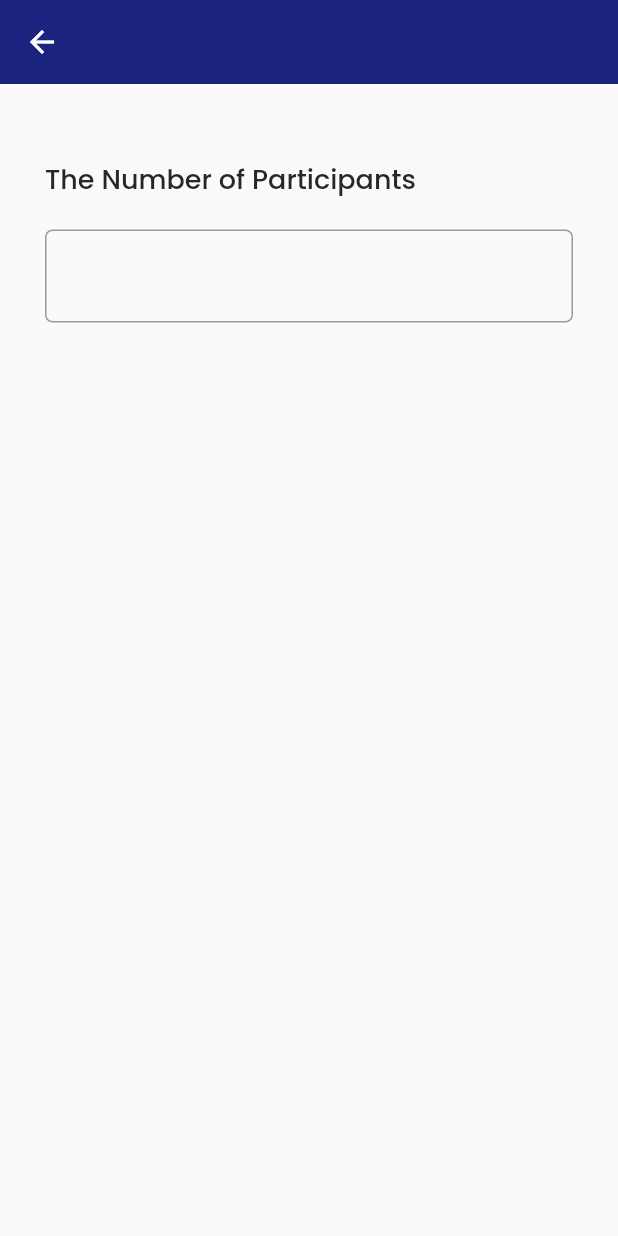
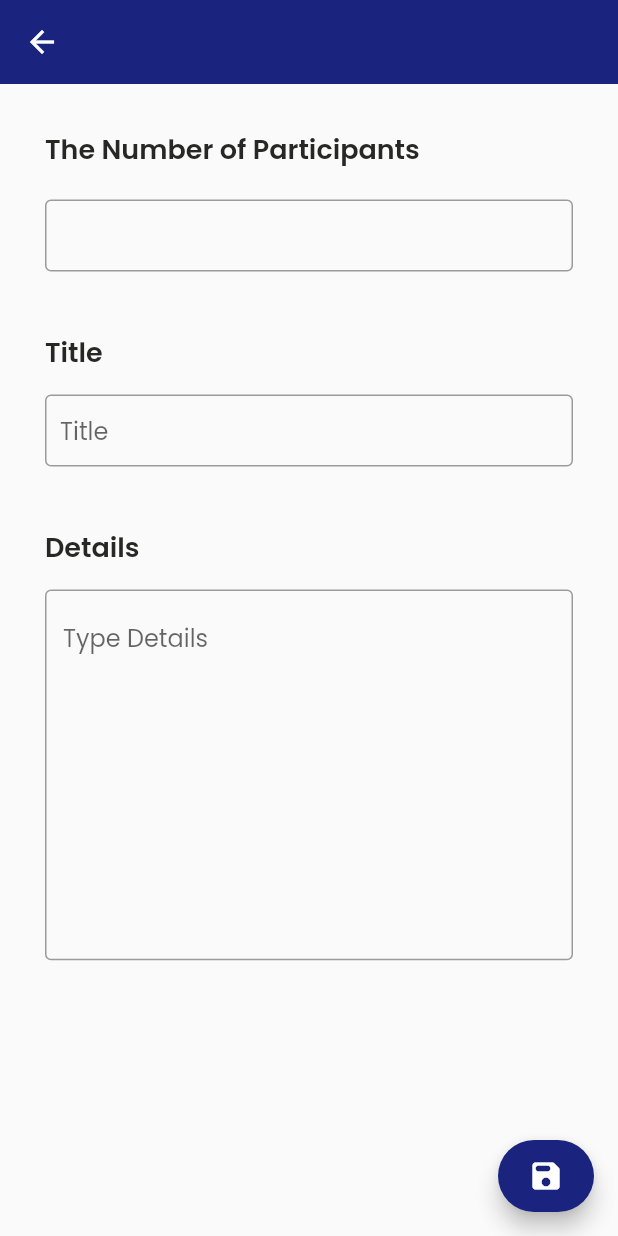
Before and after one commit to wassi10/Record-keepers, a Flutter app: the CreateASurvey screen opened directly, on a phone screen of 412 x 824 dp. Run offline on Flutter 3.47's test engine with Material 2 defaults, Android fonts, the phone set to English and light mode, and no system bars; our stand-ins replace cloud_firestore, firebase_auth, firebase_core, google_sign_in; accounts and stored records are empty.

Commit message:
Survey duration, add survey and create question file edited

```diff
--- a/lib/pages/add_survey.dart
+++ b/lib/pages/add_survey.dart
@@ -1,6 +1,9 @@
 
+import 'package:cloud_firestore/cloud_firestore.dart';
+import 'package:firebase_auth/firebase_auth.dart';
 import 'package:flutter/cupertino.dart';
 import 'package:flutter/material.dart';
+import 'package:flutter_new/pages/survey_duration.dart';
 import 'package:flutter_new/theme.dart';
 
 class CreateASurvey extends StatefulWidget {
@@ -10,6 +13,13 @@ class CreateASurvey extends StatefulWidget {
 }
 
 class _CreateASurveyState extends State<CreateASurvey> {
+
+
+  late String number; // number of participants
+  late String title;
+  late String details;
+
+
   @override
   Widget build(BuildContext context) {
     return SafeArea(
@@ -22,14 +32,17 @@ class _CreateASurveyState extends State<CreateASurvey> {
 
         body: Padding(
           padding: defaultPadding,
+
+          child: SingleChildScrollView(
             child: Column(
               crossAxisAlignment: CrossAxisAlignment.start,
               children: [
                 SizedBox(
-                  height: 50,),
+                  height: 30,),
+
                 Text('The Number of Participants',
-                    style: TextStyle(fontSize: 18,fontFamily: 'poppins',
-                        fontWeight: FontWeight.w500, color: blackColor)),
+                    style: TextStyle(fontSize: 18, fontFamily: 'poppins',
+                        fontWeight: FontWeight.w600, color: blackColor)),
 
                 SizedBox(
                   height: 20,
@@ -37,23 +50,111 @@ class _CreateASurveyState extends State<CreateASurvey> {
 
                 TextField(
                   decoration: InputDecoration(
-                      border: OutlineInputBorder(
-                       borderRadius: BorderRadius.circular(5),
+                    border: OutlineInputBorder(),
+                    contentPadding: EdgeInsets.all(10),
                   ),
+                  onChanged: (_val) {
+                    number = _val;
+                  },
+                ),
+
+                SizedBox(
+                  height: 40,
+                ),
+
+                Text('Title',
+                    style: TextStyle(fontSize: 18, fontFamily: 'poppins',
+                        fontWeight: FontWeight.w600, color: blackColor)),
+
+                SizedBox(
+                  height: 15,
+                ),
+
+                TextField(
+                  decoration: InputDecoration(
+                    border: OutlineInputBorder(),
+                    hintText: 'Title',
+                    contentPadding: EdgeInsets.all(10),
+                  ),
+                  onChanged: (_val) {
+                    title = _val;
+                  },
+                ),
+
+                SizedBox(
+                  height: 40,
+                ),
+
+                Text('Details',
+                    style: TextStyle(fontSize: 18, fontFamily: 'poppins',
+                        fontWeight: FontWeight.w600, color: blackColor)),
+
+                SizedBox(
+                  height: 15,
+                ),
+
+                Container(
+                  height: MediaQuery
+                      .of(context)
+                      .size
+                      .height * 0.30,
+                  padding: EdgeInsets.only(top: 0),
+
+                  //description textformfield
+                  child: TextFormField(
+                    decoration: InputDecoration(
+                      border: OutlineInputBorder(),
+                      hintText: 'Type Details',
+                    ),
+
+                    onChanged: (_val) {
+                      details = _val;
+                    },
+                    maxLines: 25,
+                  ),
+                ),
+
+              ],
+
+            ),
+
 
           ),
 
         ),
 
+        floatingActionButton: FloatingActionButton.extended(
+          onPressed: //add,
+              (){
 
-              ],
+            Navigator.push(context, MaterialPageRoute(builder:  (context) => SurveyDuration(),),);
+          },
 
+          label: Icon(Icons.save_rounded),
+          backgroundColor: primaryColor,
         ),
-
-          ),
-
 
       ),
     );
   }
+
+  //firestore
+
+  // void add() async {
+  //   //save to firestore
+  //   CollectionReference ref = FirebaseFirestore.instance.collection(
+  //       'surveyInfo').doc(FirebaseAuth.instance.currentUser?.uid).collection(
+  //       'information');
+  //
+  //   var data = {
+  //     'participantsNumber': number,
+  //     'title': title,
+  //     'description': details,
+  //   };
+  //   ref.add(data);
+  //
+  //   Navigator.push(context, MaterialPageRoute(
+  //     builder: (context) => SurveyDuration(),),);
+  // }
+
 }
```
Also changed, not shown: lib/pages/create_survey_question.dart (added, +54 -0 lines), lib/pages/make_payments.dart (added, +24 -0 lines), lib/pages/survey_duration.dart (added, +238 -0 lines). Lines whose indentation alone changed are shown as unchanged.
